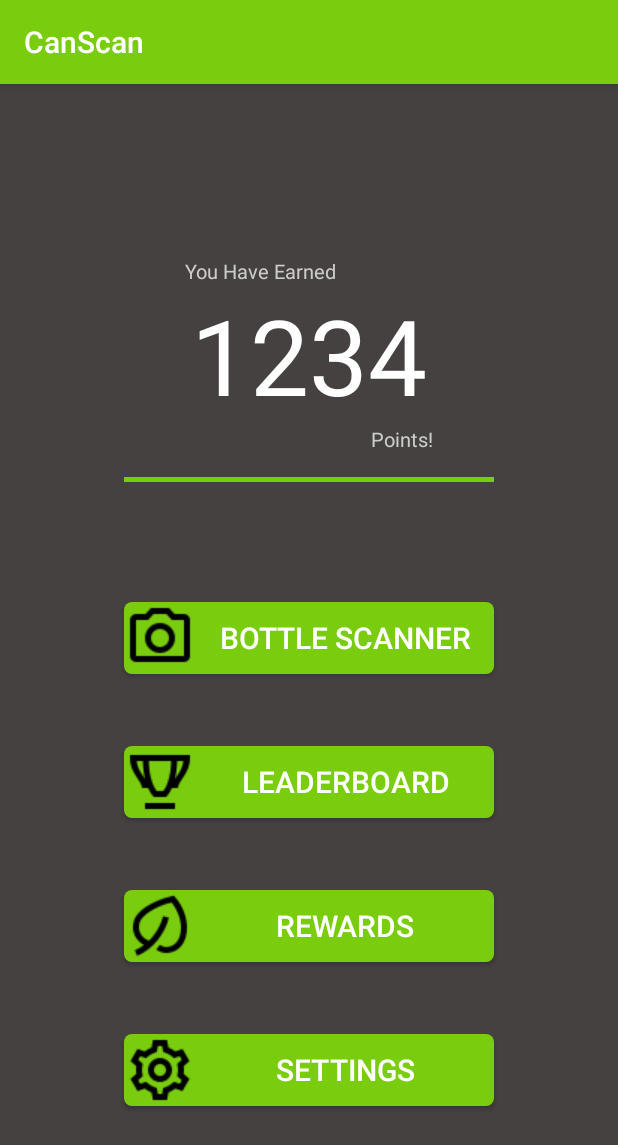
After one commit to Gsilver123/CanScan, an Android app: the fragment HomeFragment placed in its activity, on a phone screen of 412 x 824 dp. The commit adds this screen. Shown: the top 1145 px of the screen. Run offline under Robolectric (Android 15) with nearby library versions, the phone set to English and light mode, and no system bars.

Commit message:
Did stuff
Added a lot of stuff

```diff
--- /dev/null
+++ b/app/src/main/java/com/example/canscan/HomeFragment.java
@@ -0,0 +1,68 @@
+package com.example.canscan;
+
+import android.os.Bundle;
+import android.support.v4.app.Fragment;
+import android.view.LayoutInflater;
+import android.view.View;
+import android.view.ViewGroup;
+import android.widget.Button;
+import android.widget.TextView;
+import android.widget.Toast;
+
+public class HomeFragment extends Fragment implements View.OnClickListener {
+
+    private Button mScanCodeButton;
+    private Button mLeaderBoardButton;
+    private Button mRewardsButton;
+    private Button mSettingsButton;
+
+    @Override
+    public void onCreate(Bundle savedInstanceState) {
+        super.onCreate(savedInstanceState);
+    }
+
+    public View onCreateView(LayoutInflater inflater, ViewGroup container, Bundle bundle) {
+        View view = inflater.inflate(R.layout.user_home, container, false);
+
+        initializeViewVariables(view);
+        setOnClickListeners();
+
+
+        return view;
+    }
+
+    private void initializeViewVariables(View view) {
+        mScanCodeButton = view.findViewById(R.id.scan_code_btn);
+        mLeaderBoardButton = view.findViewById(R.id.leader_board_btn);
+        mRewardsButton = view.findViewById(R.id.rewards_btn);
+        mSettingsButton = view.findViewById(R.id.settings_btn);
+    }
+
+    private void setOnClickListeners() {
+        mScanCodeButton.setOnClickListener(this);
+        mLeaderBoardButton.setOnClickListener(this);
+        mRewardsButton.setOnClickListener(this);
+        mSettingsButton.setOnClickListener(this);
+    }
+
+    @Override
+    public void onClick(View v) {
+        switch (v.getId()) {
+            case R.id.scan_code_btn:
+
+                break;
+            case R.id.leader_board_btn:
+
+                break;
+            case R.id.rewards_btn:
+
+                break;
+            case R.id.settings_btn:
+
+                break;
+            default:
+                Toast.makeText(getContext(), "Action not supported", Toast.LENGTH_SHORT).show();
+                break;
+        }
+    }
+}
--- a/app/src/main/res/layout/activity_fragment.xml
+++ /dev/null
@@ -1,6 +0,0 @@
-<?xml version="1.0" encoding="utf-8"?>
-<FrameLayout xmlns:android="http://schemas.android.com/apk/res/android"
-    android:id="@+id/fragment_container"
-    android:layout_width="match_parent"
-    android:layout_height="match_parent">
-</FrameLayout>
--- /dev/null
+++ b/app/src/main/res/layout/user_home.xml
@@ -0,0 +1,164 @@
+<?xml version="1.0" encoding="utf-8"?>
+<android.support.constraint.ConstraintLayout xmlns:android="http://schemas.android.com/apk/res/android"
+    android:layout_width="match_parent"
+    android:layout_height="match_parent"
+    xmlns:app="http://schemas.android.com/apk/res-auto"
+    android:background="@color/colorPrimaryDark">
+
+    <TextView
+        android:id="@+id/you_have_earned_textView"
+        android:layout_width="wrap_content"
+        android:layout_height="wrap_content"
+        android:text="@string/you_have_earned_textView"
+        android:textSize="13sp"
+        android:textColor="@color/grey"
+        app:layout_constraintStart_toStartOf="@id/score_start_vertical_guideline"
+        app:layout_constraintTop_toTopOf="@id/score_top_horizonal_guideline"/>
+
+    <TextView
+        android:id="@+id/earned_points_textView"
+        android:layout_width="wrap_content"
+        android:layout_height="wrap_content"
+        android:text="1234"
+        android:textSize="70sp"
+        android:textColor="@color/white"
+        app:layout_constraintStart_toStartOf="@id/score_start_vertical_guideline"
+        app:layout_constraintEnd_toEndOf="@id/score_end_vertical_guideline"
+        app:layout_constraintTop_toBottomOf="@id/you_have_earned_textView"/>
+
+    <TextView
+        android:id="@+id/points_textView"
+        android:layout_width="wrap_content"
+        android:layout_height="wrap_content"
+        android:text="@string/points_textView"
+        android:textSize="13sp"
+        android:textColor="@color/grey"
+        app:layout_constraintEnd_toStartOf="@id/score_end_vertical_guideline"
+        app:layout_constraintTop_toBottomOf="@id/earned_points_textView"/>
+
+    <View
+        android:id="@+id/horizontal_divider_line"
+        android:layout_width="0dp"
+        android:layout_height="3dp"
+        android:layout_marginTop="16dp"
+        android:background="@color/colorPrimary"
+        app:layout_constraintStart_toStartOf="@id/button_start_vertical_guideline"
+        app:layout_constraintEnd_toEndOf="@id/button_end_vertical_guideline"
+        app:layout_constraintTop_toBottomOf="@+id/points_textView"/>
+
+    <Button
+        android:id="@+id/scan_code_btn"
+        android:layout_width="0dp"
+        android:layout_height="wrap_content"
+        android:background="@drawable/login_btn"
+        android:drawableStart="@drawable/camera_icon"
+        android:text="@string/bottle_scanner"
+        android:textSize="20sp"
+        android:textColor="@color/white"
+        app:layout_constraintStart_toStartOf="@id/button_start_vertical_guideline"
+        app:layout_constraintEnd_toEndOf="@id/button_end_vertical_guideline"
+        app:layout_constraintTop_toTopOf="@id/scan_code_btn_guideline"/>
+
+    <Button
+        android:id="@+id/leader_board_btn"
+        android:layout_width="0dp"
+        android:layout_height="wrap_content"
+        android:background="@drawable/login_btn"
+        android:drawableStart="@drawable/trophy_icon"
+        android:text="@string/leader_board"
+        android:textSize="20sp"
+        android:textColor="@color/white"
+        app:layout_constraintStart_toStartOf="@id/button_start_vertical_guideline"
+        app:layout_constraintEnd_toEndOf="@id/button_end_vertical_guideline"
+        app:layout_constraintTop_toTopOf="@id/leader_board_btn_guideline"/>
+
+    <Button
+        android:id="@+id/rewards_btn"
+        android:layout_width="0dp"
+        android:layout_height="wrap_content"
+        android:background="@drawable/login_btn"
+        android:drawableStart="@drawable/leaf_icon"
+        android:text="@string/rewards"
+        android:textSize="20sp"
+        android:textColor="@color/white"
+        app:layout_constraintStart_toStartOf="@id/button_start_vertical_guideline"
+        app:layout_constraintEnd_toEndOf="@id/button_end_vertical_guideline"
+        app:layout_constraintTop_toTopOf="@id/rewards_btn_guideline" />
+
+    <Button
+        android:id="@+id/settings_btn"
+        android:layout_width="0dp"
+        android:layout_height="wrap_content"
+        android:background="@drawable/login_btn"
+        android:drawableStart="@drawable/settings_icon"
+        android:text="@string/settings"
+        android:textSize="20sp"
+        android:textColor="@color/white"
+        app:layout_constraintStart_toStartOf="@id/button_start_vertical_guideline"
+        app:layout_constraintEnd_toEndOf="@id/button_end_vertical_guideline"
+        app:layout_constraintTop_toTopOf="@id/settings_btn_guideline" />
+
+    <android.support.constraint.Guideline
+        android:id="@+id/scan_code_btn_guideline"
+        android:layout_width="wrap_content"
+        android:layout_height="wrap_content"
+        android:orientation="horizontal"
+        app:layout_constraintGuide_percent=".45"/>
+
+    <android.support.constraint.Guideline
+        android:id="@+id/leader_board_btn_guideline"
+        android:layout_width="wrap_content"
+        android:layout_height="wrap_content"
+        android:orientation="horizontal"
+        app:layout_constraintGuide_percent=".575"/>
+
+    <android.support.constraint.Guideline
+        android:id="@+id/rewards_btn_guideline"
+        android:layout_width="wrap_content"
+        android:layout_height="wrap_content"
+        android:orientation="horizontal"
+        app:layout_constraintGuide_percent=".7"/>
+
+    <android.support.constraint.Guideline
+        android:id="@+id/settings_btn_guideline"
+        android:layout_width="wrap_content"
+        android:layout_height="wrap_content"
+        android:orientation="horizontal"
+        app:layout_constraintGuide_percent=".825"/>
+
+    <android.support.constraint.Guideline
+        android:id="@+id/button_start_vertical_guideline"
+        android:layout_width="wrap_content"
+        android:layout_height="wrap_content"
+        android:orientation="vertical"
+        app:layout_constraintGuide_percent=".2"/>
+
+    <android.support.constraint.Guideline
+        android:id="@+id/button_end_vertical_guideline"
+        android:layout_width="wrap_content"
+        android:layout_height="wrap_content"
+        android:orientation="vertical"
+        app:layout_constraintGuide_percent=".8"/>
+
+    <android.support.constraint.Guideline
+        android:id="@+id/score_start_vertical_guideline"
+        android:layout_width="wrap_content"
+        android:layout_height="wrap_content"
+        android:orientation="vertical"
+        app:layout_constraintGuide_percent=".3"/>
+
+    <android.support.constraint.Guideline
+        android:id="@+id/score_end_vertical_guideline"
+        android:layout_width="wrap_content"
+        android:layout_height="wrap_content"
+        android:orientation="vertical"
+        app:layout_constraintGuide_percent=".7"/>
+
+    <android.support.constraint.Guideline
+        android:id="@+id/score_top_horizonal_guideline"
+        android:layout_width="wrap_content"
+        android:layout_height="wrap_content"
+        android:orientation="horizontal"
+        app:layout_constraintGuide_percent=".15"/>
+
+</android.support.constraint.ConstraintLayout>
--- a/app/src/main/res/values/colors.xml
+++ b/app/src/main/res/values/colors.xml
@@ -5,4 +5,5 @@
     <color name="colorAccent">#00d2ff</color>
 
     <color name="grey">#cccccc</color>
+    <color name="white">#ffffff</color>
 </resources>
--- a/app/src/main/res/values/strings.xml
+++ b/app/src/main/res/values/strings.xml
@@ -9,4 +9,12 @@
     <string name="cancel">Cancel</string>
     <string name="accept">Accept</string>
     <string name="create_account_header">Create Account</string>
+
+    <string name="you_have_earned_textView">You Have Earned</string>
+    <string name="points_textView">Points!</string>
+    <string name="bottle_scanner">Bottle Scanner</string>
+    <string name="leader_board">LeaderBoard</string>
+    <string name="rewards">Rewards</string>
+    <string name="settings">Settings</string>
+    <string name="welcome">Welcome</string>
 </resources>
```
Also changed, not shown: app/src/main/java/com/example/canscan/CreateUserFragment.java (+34 -1 lines), app/src/main/java/com/example/canscan/LoginActivity.java (+23 -7 lines), app/src/main/java/com/example/canscan/User.java (added, +54 -0 lines), app/src/main/java/com/example/canscan/UserLab.java (added, +27 -0 lines), app/src/main/res/drawable/camera_icon.png (added), app/src/main/res/drawable/leaf_icon.png (added), app/src/main/res/drawable/settings_icon.png (added), app/src/main/res/drawable/trophy_icon.png (added).
